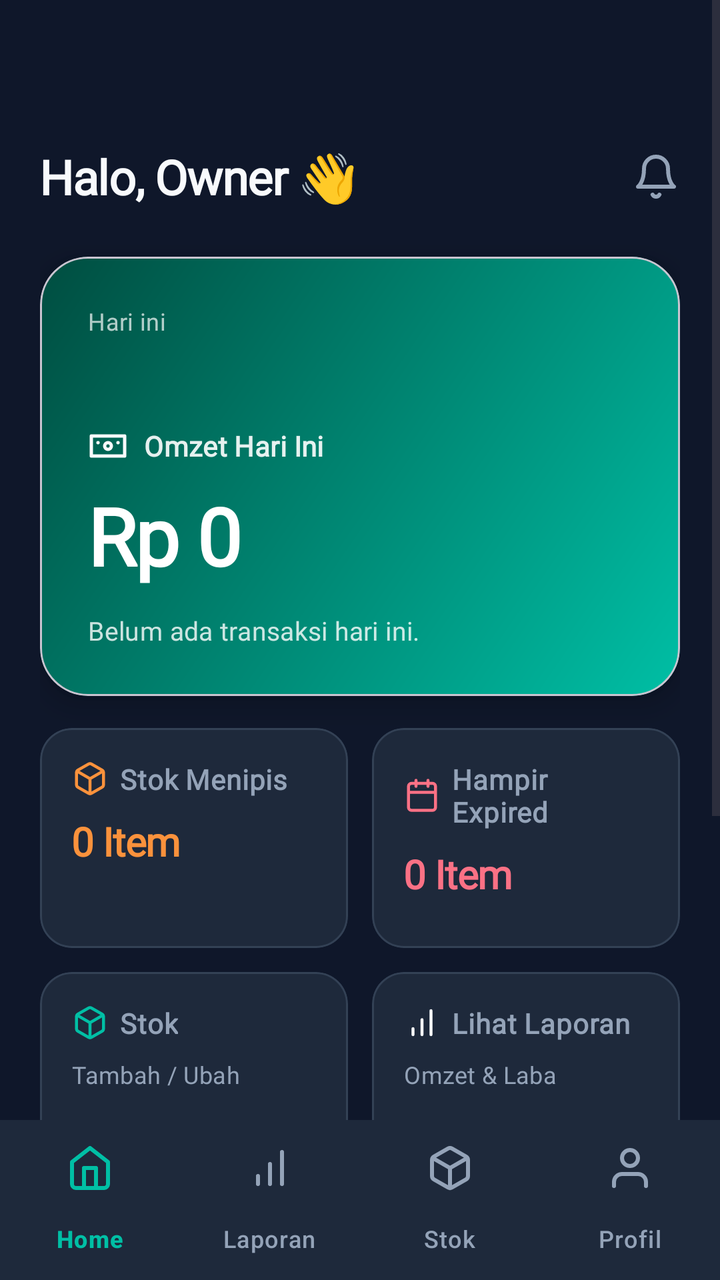
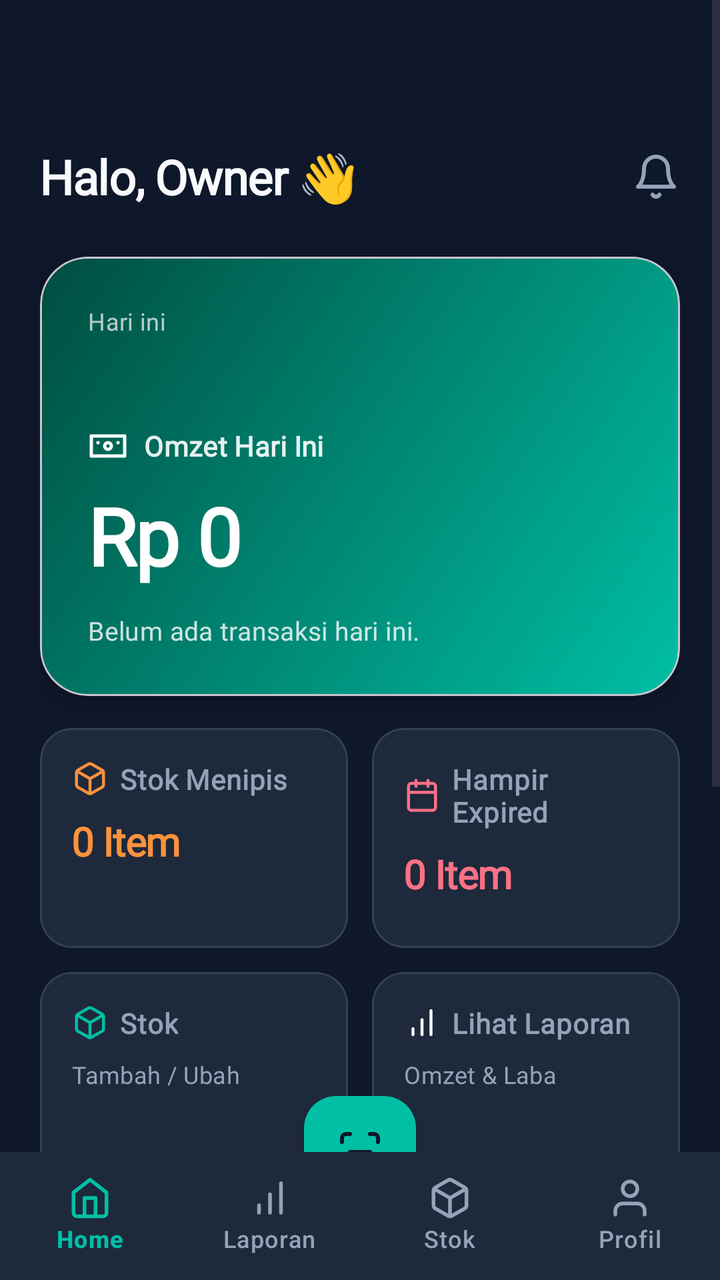

The first picture is an Android layout as it rendered before a commit; the second is the same layout after the commit. The layout source and the unified diff follow.
<!-- AndroidManifest.xml: application theme Theme.Material3.DayNight.NoActionBar -->
<!-- res/layout/activity_dashboard.xml -->
<?xml version="1.0" encoding="utf-8"?>
<androidx.coordinatorlayout.widget.CoordinatorLayout xmlns:android="http://schemas.android.com/apk/res/android"
    xmlns:app="http://schemas.android.com/apk/res-auto"
    android:layout_width="match_parent"
    android:layout_height="match_parent"
    android:background="@color/dw_bg">

    <ScrollView
        android:layout_width="match_parent"
        android:layout_height="match_parent"
        android:clipToPadding="false"
        android:fillViewport="true"
        android:paddingBottom="80dp">

    <LinearLayout
        android:layout_width="match_parent"
        android:layout_height="wrap_content"
        android:orientation="vertical"
        android:paddingHorizontal="20dp"
        android:paddingTop="56dp"
        android:paddingBottom="24dp">

        
        <androidx.constraintlayout.widget.ConstraintLayout
            android:layout_width="match_parent"
            android:layout_height="wrap_content"
            android:layout_marginTop="16dp"
            android:layout_marginBottom="24dp">

            <TextView
                android:id="@+id/tvGreeting"
                style="@style/Text.Header"
                android:layout_width="wrap_content"
                android:layout_height="wrap_content"
                android:fontFamily="@font/plus_jakarta_sans"
                android:text="Halo, Owner 👋"
                android:textSize="24sp"
                android:textStyle="bold"
                app:layout_constraintBottom_toBottomOf="parent"
                app:layout_constraintStart_toStartOf="parent"
                app:layout_constraintTop_toTopOf="parent" />

            <ImageView
                android:layout_width="24dp"
                android:layout_height="24dp"
                android:src="@drawable/ic_lucide_bell"
                app:layout_constraintBottom_toBottomOf="@id/tvGreeting"
                app:layout_constraintEnd_toEndOf="parent"
                app:layout_constraintTop_toTopOf="@id/tvGreeting" />

        </androidx.constraintlayout.widget.ConstraintLayout>

        
        <com.google.android.material.card.MaterialCardView
            android:layout_width="match_parent"
            android:layout_height="wrap_content"
            app:cardBackgroundColor="@android:color/transparent"
            app:cardCornerRadius="24dp"
            app:cardElevation="8dp">

            <LinearLayout
                android:layout_width="match_parent"
                android:layout_height="wrap_content"
                android:background="@drawable/bg_hero_gradient"
                android:orientation="vertical"
                android:padding="24dp">

                <TextView
                    style="@style/Text.Body"
                    android:layout_width="wrap_content"
                    android:layout_height="wrap_content"
                    android:fontFamily="@font/plus_jakarta_sans"
                    android:text="Hari ini"
                    android:textColor="#FFFFFF"
                    android:alpha="0.7"
                    android:textSize="12sp" />

                <TextView
                    android:id="@+id/tvDate"
                    style="@style/Text.Header"
                    android:layout_width="wrap_content"
                    android:layout_height="wrap_content"
                    android:fontFamily="@font/plus_jakarta_sans"
                    android:textSize="18sp"
                    android:textStyle="bold"
                    android:textColor="#FFFFFF"
                    android:layout_marginBottom="20dp" />

                <LinearLayout
                    android:layout_width="wrap_content"
                    android:layout_height="wrap_content"
                    android:orientation="horizontal"
                    android:gravity="center_vertical">
                    
                    <ImageView
                        android:layout_width="20dp"
                        android:layout_height="20dp"
                        android:src="@drawable/ic_lucide_wallet"
                        app:tint="@color/dw_text_primary"
                        android:layout_marginEnd="8dp" />

                    <TextView
                        style="@style/Text.Body"
                        android:layout_width="wrap_content"
                        android:layout_height="wrap_content"
                        android:fontFamily="@font/plus_jakarta_sans"
                        android:textColor="#E6FFFFFF"
                        android:textSize="14sp"
                        android:textStyle="bold"
                        android:text="Omzet Hari Ini" />
                </LinearLayout>

                <TextView
                    android:id="@+id/tvProfit"
                    style="@style/Text.Header"
                    android:layout_width="wrap_content"
                    android:layout_height="wrap_content"
                    android:fontFamily="@font/plus_jakarta_sans"
                    android:text="Rp 0"
                    android:textSize="40sp"
                    android:textStyle="bold"
                    android:textColor="#FFFFFF"
                    android:layout_marginTop="8dp"
                    android:layout_marginBottom="8dp" />

                <TextView
                    android:id="@+id/tvSubInfo"
                    style="@style/Text.Body"
                    android:layout_width="wrap_content"
                    android:layout_height="wrap_content"
                    android:fontFamily="@font/plus_jakarta_sans"
                    android:textSize="13sp"
                    android:textStyle="normal"
                    android:textColor="#FFFFFF"
                    android:alpha="0.8"
                    android:text="Belum ada transaksi hari ini."
                    android:layout_marginTop="4dp" />

            </LinearLayout>
        </com.google.android.material.card.MaterialCardView>

        
        <GridLayout
            android:layout_width="match_parent"
            android:layout_height="wrap_content"
            android:columnCount="2"
            android:layout_marginTop="16dp">

            
            <com.google.android.material.card.MaterialCardView
                android:layout_width="0dp"
                android:layout_height="110dp"
                android:layout_columnWeight="1"
                android:layout_marginEnd="6dp"
                app:cardBackgroundColor="@color/dw_surface"
                app:cardCornerRadius="16dp"
                app:cardElevation="0dp"
                app:strokeColor="#334155"
                app:strokeWidth="1dp">
                <LinearLayout
                    android:layout_width="match_parent"
                    android:layout_height="match_parent"
                    android:orientation="vertical"
                    android:gravity="top"
                    android:padding="16dp">
                    <LinearLayout
                        android:layout_width="wrap_content"
                        android:layout_height="wrap_content"
                        android:orientation="horizontal" android:gravity="center_vertical">
                        <ImageView android:layout_width="18dp" android:layout_height="18dp"
                            android:src="@drawable/ic_lucide_box" android:layout_marginEnd="6dp" />
                        <TextView style="@style/Text.Label" android:layout_width="wrap_content"
                            android:layout_height="wrap_content" android:fontFamily="@font/plus_jakarta_sans"
                            android:textColor="@color/text_secondary" android:textSize="14sp" android:textStyle="bold" android:text="Stok Menipis" />
                    </LinearLayout>
                    <TextView android:id="@+id/tvLowStock" style="@style/Text.Header"
                        android:layout_width="wrap_content" android:layout_height="wrap_content"
                        android:fontFamily="@font/plus_jakarta_sans"
                        android:text="0 Item" android:textColor="#FB923C"
                        android:textSize="20sp" android:textStyle="bold" android:layout_marginTop="8dp" />
                </LinearLayout>
            </com.google.android.material.card.MaterialCardView>

            
            <com.google.android.material.card.MaterialCardView
                android:layout_width="0dp"
                android:layout_height="110dp"
                android:layout_columnWeight="1"
                android:layout_marginStart="6dp"
                app:cardBackgroundColor="@color/dw_surface"
                app:cardCornerRadius="16dp"
                app:cardElevation="0dp"
                app:strokeColor="#334155"
                app:strokeWidth="1dp">
                <LinearLayout
                    android:layout_width="match_parent"
                    android:layout_height="match_parent"
                    android:orientation="vertical"
                    android:gravity="top"
                    android:padding="16dp">
                    <LinearLayout
                        android:layout_width="wrap_content"
                        android:layout_height="wrap_content"
                        android:orientation="horizontal" android:gravity="center_vertical">
                        <ImageView android:layout_width="18dp" android:layout_height="18dp"
                            android:src="@drawable/ic_lucide_calendar" android:layout_marginEnd="6dp" />
                        <TextView style="@style/Text.Label" android:layout_width="wrap_content"
                            android:layout_height="wrap_content" android:fontFamily="@font/plus_jakarta_sans"
                            android:textColor="@color/text_secondary" android:textSize="14sp" android:textStyle="bold" android:text="Hampir Expired" />
                    </LinearLayout>
                    <TextView android:id="@+id/tvExpired" style="@style/Text.Header"
                        android:layout_width="wrap_content" android:layout_height="wrap_content"
                        android:fontFamily="@font/plus_jakarta_sans"
                        android:text="0 Item" android:textColor="#FB7185"
                        android:textSize="20sp" android:textStyle="bold" android:layout_marginTop="8dp" />
                </LinearLayout>
            </com.google.android.material.card.MaterialCardView>
        </GridLayout>

        
        <GridLayout
            android:layout_width="match_parent"
            android:layout_height="wrap_content"
            android:columnCount="2"
            android:layout_marginTop="12dp">

            
            <com.google.android.material.card.MaterialCardView
                android:id="@+id/btnManageProducts"
                android:layout_width="0dp"
                android:layout_height="110dp"
                android:layout_columnWeight="1"
                android:layout_marginEnd="6dp"
                app:cardBackgroundColor="@color/dw_surface"
                app:cardCornerRadius="16dp"
                app:cardElevation="0dp"
                app:strokeColor="#334155"
                app:strokeWidth="1dp"
                android:clickable="true"
                android:focusable="true"
                app:rippleColor="#33FFFFFF">
                
                <LinearLayout
                    android:layout_width="match_parent"
                    android:layout_height="match_parent"
                    android:orientation="vertical"
                    android:gravity="top"
                    android:padding="16dp">
                    <LinearLayout
                        android:layout_width="wrap_content"
                        android:layout_height="wrap_content"
                        android:orientation="horizontal" android:gravity="center_vertical">
                        <ImageView
                            android:layout_width="18dp"
                            android:layout_height="18dp"
                            android:src="@drawable/ic_lucide_box"
                            app:tint="@color/dw_teal"
                            android:layout_marginEnd="6dp" />
                        <TextView
                            style="@style/Text.Label"
                            android:layout_width="wrap_content"
                            android:layout_height="wrap_content"
                            android:fontFamily="@font/plus_jakarta_sans"
                            android:textColor="@color/text_secondary"
                            android:textSize="14sp"
                            android:textStyle="bold"
                            android:text="Stok" />
                    </LinearLayout>
                    <TextView
                        style="@style/Text.Body"
                        android:layout_width="wrap_content"
                        android:layout_height="wrap_content"
                        android:fontFamily="@font/plus_jakarta_sans"
                        android:textColor="#94A3B8"
                        android:textSize="12sp"
                        android:textStyle="normal"
                        android:text="Tambah / Ubah"
                        android:layout_marginTop="8dp" />
                </LinearLayout>
            </com.google.android.material.card.MaterialCardView>

            
            <com.google.android.material.card.MaterialCardView
                android:id="@+id/btnLaporan"
                android:layout_width="0dp"
                android:layout_height="110dp"
                android:layout_columnWeight="1"
                android:layout_marginStart="6dp"
                app:cardBackgroundColor="@color/dw_surface"
                app:cardCornerRadius="16dp"
                app:cardElevation="0dp"
                app:strokeColor="#334155"
                app:strokeWidth="1dp"
                android:clickable="true"
                android:focusable="true"
                app:rippleColor="#33FFFFFF">

                <LinearLayout
                    android:layout_width="match_parent"
                    android:layout_height="match_parent"
                    android:orientation="vertical"
                    android:gravity="top"
                    android:padding="16dp">
                    <LinearLayout
                        android:layout_width="wrap_content"
                        android:layout_height="wrap_content"
                        android:orientation="horizontal" android:gravity="center_vertical">
                        <ImageView
                            android:layout_width="18dp"
                            android:layout_height="18dp"
                            android:src="@drawable/ic_lucide_chart"
                            app:tint="@color/dw_text_primary"
                            android:layout_marginEnd="6dp" />
                        <TextView
                            style="@style/Text.Label"
                            android:layout_width="wrap_content"
                            android:layout_height="wrap_content"
                            android:fontFamily="@font/plus_jakarta_sans"
                            android:textColor="@color/text_secondary"
                            android:textSize="14sp"
                            android:textStyle="bold"
                            android:text="Lihat Laporan" />
                    </LinearLayout>
                    <TextView
                        style="@style/Text.Body"
                        android:layout_width="wrap_content"
                        android:layout_height="wrap_content"
                        android:fontFamily="@font/plus_jakarta_sans"
                        android:textColor="#94A3B8"
                        android:textSize="12sp"
                        android:textStyle="normal"
                        android:text="Omzet &amp; Laba"
                        android:layout_marginTop="8dp" />
                </LinearLayout>
            </com.google.android.material.card.MaterialCardView>

        </GridLayout>

        
        <TextView
            style="@style/Text.Label"
            android:layout_width="wrap_content"
            android:layout_height="wrap_content"
            android:layout_marginTop="24dp"
            android:layout_marginBottom="10dp"
            android:fontFamily="@font/plus_jakarta_sans"
            android:text="Tren Omzet"
            android:textColor="@color/text_primary"
            android:textSize="18sp"
            android:textStyle="bold" />

        <com.github.mikephil.charting.charts.LineChart
            android:id="@+id/chartDashboard"
            android:layout_width="match_parent"
            android:layout_height="200dp" />

    </LinearLayout>
    </ScrollView>

    <com.google.android.material.bottomnavigation.BottomNavigationView
        android:id="@+id/bottomNavigation"
        android:layout_width="match_parent"
        android:layout_height="wrap_content"
        android:layout_gravity="bottom"
        android:background="@color/dw_surface"
        app:elevation="8dp"
        app:itemActiveIndicatorStyle="@style/Widget.DigitalWhy.BottomNav.ActiveIndicator"
        app:itemIconTint="@color/nav_item_color"
        app:itemTextColor="@color/nav_item_color"
        app:labelVisibilityMode="labeled"
        app:menu="@menu/bottom_nav_menu" />

    <com.google.android.material.floatingactionbutton.FloatingActionButton
        android:id="@+id/fabScan"
        android:layout_width="wrap_content"
        android:layout_height="wrap_content"
        android:contentDescription="Scan"
        android:src="@drawable/ic_lucide_scan"
        app:backgroundTint="@color/dw_teal"
        app:layout_anchor="@id/bottomNavigation"
        app:layout_anchorGravity="bottom|center_horizontal"
        app:tint="@color/dw_bg" />

</androidx.coordinatorlayout.widget.CoordinatorLayout>
<!-- resources referenced by this layout -->
<resources>
  <color name="dw_bg">#0F172A</color>
  <color name="dw_surface">#1E293B</color>
  <color name="dw_teal">#00BFA5</color>
  <color name="dw_text_primary">#F8FAFC</color>
  <color name="text_primary">#F8FAFC</color>
  <color name="text_secondary">#94A3B8</color>
  <!-- drawable bg_hero_gradient (drawable) -->
  <?xml version="1.0" encoding="utf-8"?>
  <shape xmlns:android="http://schemas.android.com/apk/res/android" android:shape="rectangle">
      <gradient android:startColor="#00BFA5" android:endColor="#004D40" android:angle="135" />
      <corners android:radius="24dp" />
  </shape>
  <!-- drawable ic_lucide_bell (drawable) -->
  <vector xmlns:android="http://schemas.android.com/apk/res/android" android:width="24dp" android:height="24dp" android:viewportWidth="24" android:viewportHeight="24">
    <path android:strokeColor="#94A3B8" android:strokeWidth="2" android:strokeLineCap="round" android:strokeLineJoin="round" android:pathData="M6 8a6 6 0 0 1 12 0c0 7 3 9 3 9H3s3-2 3-9M10.3 21a1.94 1.94 0 0 0 3.4 0"/>
  </vector>
  <!-- drawable ic_lucide_calendar (drawable) -->
  <vector xmlns:android="http://schemas.android.com/apk/res/android" android:width="24dp" android:height="24dp" android:viewportWidth="24" android:viewportHeight="24">
    <path android:strokeColor="#FB7185" android:strokeWidth="2" android:strokeLineCap="round" android:strokeLineJoin="round" android:pathData="M19 4H5a2 2 0 0 0-2 2v14a2 2 0 0 0 2 2h14a2 2 0 0 0 2-2V6a2 2 0 0 0-2-2z M16 2v4 M8 2v4 M3 10h18"/>
  </vector>
  <!-- drawable ic_lucide_chart (drawable) -->
  <vector xmlns:android="http://schemas.android.com/apk/res/android" android:width="24dp" android:height="24dp" android:viewportWidth="24" android:viewportHeight="24">
    <path android:strokeColor="#FFFFFF" android:strokeWidth="2" android:strokeLineCap="round" android:strokeLineJoin="round" android:pathData="M12 20V10M18 20V4M6 20v-4"/>
  </vector>
  <!-- drawable ic_lucide_wallet (drawable) -->
  <vector xmlns:android="http://schemas.android.com/apk/res/android" android:width="24dp" android:height="24dp" android:viewportWidth="24" android:viewportHeight="24">
    <path android:strokeColor="#FFFFFF" android:strokeWidth="2" android:strokeLineCap="round" android:strokeLineJoin="round" android:pathData="M2 6h20v12H2z M12 14a2 2 0 1 0 0-4 2 2 0 0 0 0 4z M6 10h.01 M18 10h.01"/>
  </vector>
  <style name="Text.Body" parent="android:Widget.TextView">
          <item name="android:fontFamily">@font/plus_jakarta_sans</item>
          <item name="android:textColor">@color/text_primary</item>
          <item name="android:textSize">14sp</item>
          <item name="android:letterSpacing">0.01</item>
      </style>
  <style name="Text.Header" parent="android:Widget.TextView">
          <item name="android:fontFamily">@font/plus_jakarta_sans</item>
          <item name="android:textColor">@color/text_primary</item>
          <item name="android:textSize">20sp</item>
          <item name="android:textStyle">bold</item>
          <item name="android:letterSpacing">-0.02</item>
      </style>
  <style name="Text.Label" parent="android:Widget.TextView">
          <item name="android:fontFamily">@font/plus_jakarta_sans</item>
          <item name="android:textColor">@color/text_secondary</item>
          <item name="android:textSize">14sp</item>
          <item name="android:textStyle">bold</item>
          <item name="android:letterSpacing">0.02</item>
      </style>
  <style name="Widget.DigitalWhy.BottomNav.ActiveIndicator" parent="Widget.Material3.BottomNavigationView.ActiveIndicator">
          <item name="android:color">#1A00BFA5</item>
      </style>
  <!-- unchanged entries left out for length: 2 -->
</resources>

<!-- the commit's change to res/layout/activity_dashboard.xml (unified diff, before → after) -->
@@ -10,7 +10,7 @@
         android:layout_height="match_parent"
         android:clipToPadding="false"
         android:fillViewport="true"
-        android:paddingBottom="80dp">
+        android:paddingBottom="100dp">
 
     <LinearLayout
         android:layout_width="match_parent"
@@ -360,25 +360,28 @@
     <com.google.android.material.bottomnavigation.BottomNavigationView
         android:id="@+id/bottomNavigation"
         android:layout_width="match_parent"
-        android:layout_height="wrap_content"
+        android:layout_height="64dp"
         android:layout_gravity="bottom"
         android:background="@color/dw_surface"
         app:elevation="8dp"
         app:itemActiveIndicatorStyle="@style/Widget.DigitalWhy.BottomNav.ActiveIndicator"
+        app:itemIconSize="22dp"
         app:itemIconTint="@color/nav_item_color"
+        app:itemTextAppearance="@style/TextAppearance.DigitalWhy.BottomNav"
         app:itemTextColor="@color/nav_item_color"
         app:labelVisibilityMode="labeled"
         app:menu="@menu/bottom_nav_menu" />
 
     <com.google.android.material.floatingactionbutton.FloatingActionButton
         android:id="@+id/fabScan"
-        android:layout_width="wrap_content"
-        android:layout_height="wrap_content"
+        android:layout_width="56dp"
+        android:layout_height="56dp"
+        android:layout_marginBottom="16dp"
         android:contentDescription="Scan"
         android:src="@drawable/ic_lucide_scan"
         app:backgroundTint="@color/dw_teal"
         app:layout_anchor="@id/bottomNavigation"
-        app:layout_anchorGravity="bottom|center_horizontal"
+        app:layout_anchorGravity="center_horizontal|top"
         app:tint="@color/dw_bg" />
 
 </androidx.coordinatorlayout.widget.CoordinatorLayout>
<!-- resource entries referenced after the edit -->
@@ -48,6 +48,10 @@
           <item name="android:textStyle">bold</item>
           <item name="android:letterSpacing">0.02</item>
       </style>
+  <style name="TextAppearance.DigitalWhy.BottomNav" parent="TextAppearance.MaterialComponents.Caption">
+          <item name="android:textSize">10sp</item>
+          <item name="android:textColor">@color/text_secondary</item>
+      </style>
   <style name="Widget.DigitalWhy.BottomNav.ActiveIndicator" parent="Widget.Material3.BottomNavigationView.ActiveIndicator">
           <item name="android:color">#1A00BFA5</item>
       </style>
